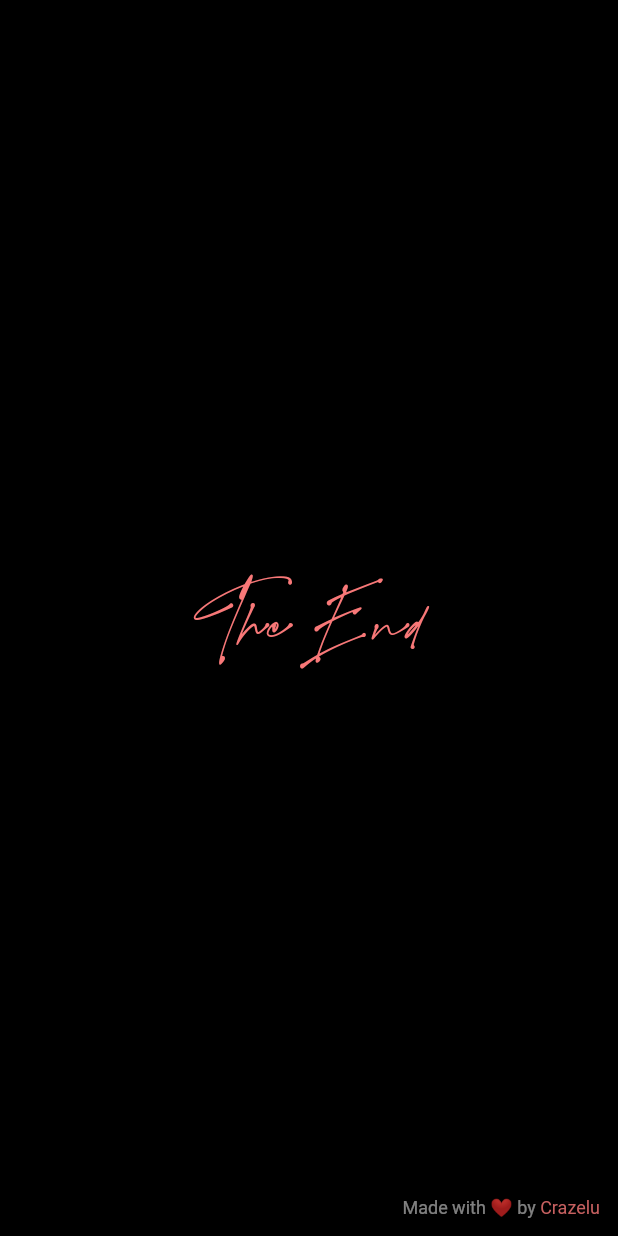
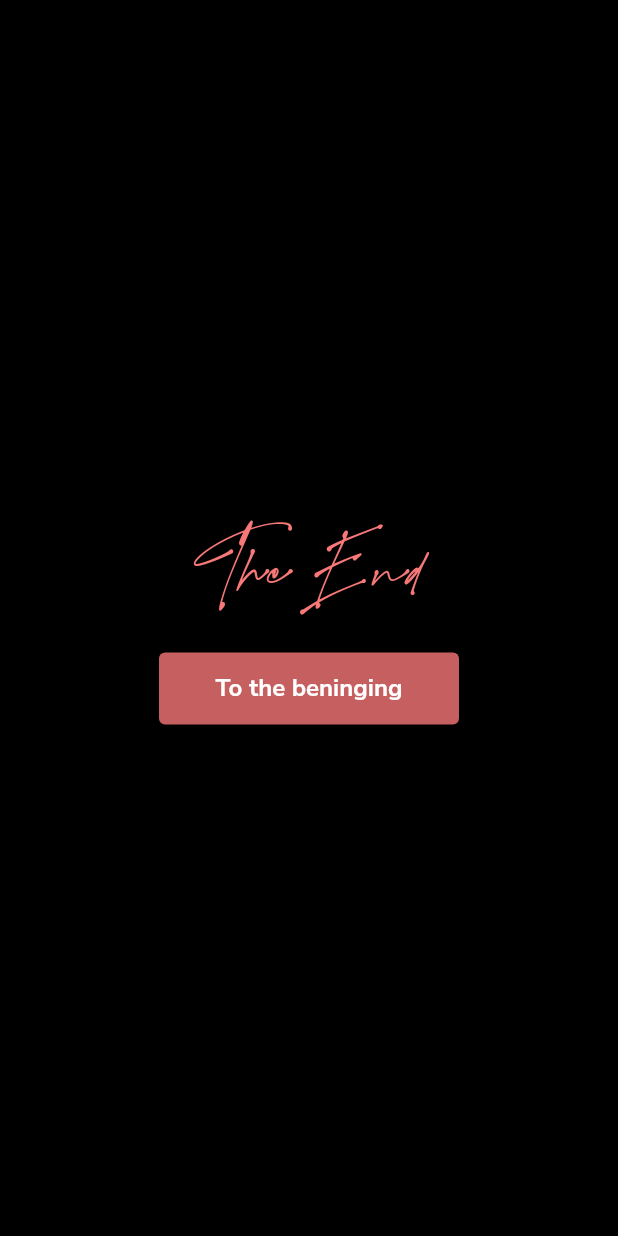
Before and after one commit to Crazelu/anniversary, a Flutter app: the CelebrationPage screen opened directly, on a phone screen of 412 x 824 dp. Run offline on Flutter 3.47's test engine with Material 2 defaults, Android fonts, the phone set to English and light mode, and no system bars; our stand-ins replace animated_text_kit, confetti.

Commit message:
Completes story views

```diff
--- a/lib/celebration_page.dart
+++ b/lib/celebration_page.dart
@@ -1,10 +1,9 @@
 import 'dart:async';
-
 import 'package:confetti/confetti.dart';
 import 'package:flutter/material.dart';
 import 'dart:math' show pi;
 import 'package:ugo/constants.dart';
-import 'package:ugo/widgets/footer.dart';
+import 'package:ugo/home_page.dart';
 
 class CelebrationPage extends StatefulWidget {
   const CelebrationPage({super.key});
@@ -13,29 +12,48 @@ class CelebrationPage extends StatefulWidget {
   State<CelebrationPage> createState() => _CelebrationPageState();
 }
 
-class _CelebrationPageState extends State<CelebrationPage> {
-  late final ConfettiController _controller;
+class _CelebrationPageState extends State<CelebrationPage>
+    with TickerProviderStateMixin {
+  late final ConfettiController _confettiController;
   Timer? _timer;
+
+  late final AnimationController _animationController = AnimationController(
+    vsync: this,
+    duration: const Duration(milliseconds: 300),
+  );
+  late Animation<double> _animation;
 
   @override
   void initState() {
     super.initState();
-    _controller = ConfettiController(duration: const Duration(seconds: 2))
-      ..play();
+    _animation = Tween<double>(begin: 0, end: 1).animate(
+      CurvedAnimation(
+        parent: _animationController,
+        curve: Curves.bounceInOut,
+      ),
+    );
+    _confettiController =
+        ConfettiController(duration: const Duration(seconds: 2))..play();
     Future.delayed(const Duration(milliseconds: 500), () {
-      _controller.play();
+      _confettiController.play();
     });
+    Future.delayed(
+      const Duration(milliseconds: 1200),
+      () {
+        _animationController.forward();
+      },
+    );
   }
 
   @override
   void dispose() {
-    _controller.dispose();
+    _confettiController.dispose();
     _timer?.cancel();
     super.dispose();
   }
 
   /// A custom Path to paint hearts.
-  Path drawHeart(Size size) {
+  Path _drawHeart(Size size) {
     double width = size.width;
     double height = size.height;
 
@@ -58,7 +76,7 @@ class _CelebrationPageState extends State<CelebrationPage> {
           Align(
             alignment: Alignment.topCenter,
             child: ConfettiWidget(
-              confettiController: _controller,
+              confettiController: _confettiController,
               blastDirection: pi / 2,
               emissionFrequency: 0.02,
               numberOfParticles: 30,
@@ -71,13 +89,16 @@ class _CelebrationPageState extends State<CelebrationPage> {
                 Colors.purple
               ],
               minimumSize: const Size(20, 18),
-              maximumSize: const Size(20, 18),
-              createParticlePath: drawHeart,
+              maximumSize: const Size(24, 20),
+              createParticlePath: _drawHeart,
             ),
           ),
-          const Align(
+          Align(
             alignment: Alignment.center,
-            child: Text(
+            child: Column(
+              mainAxisAlignment: MainAxisAlignment.center,
+              children: [
+                const Text(
                   "The End",
                   style: TextStyle(
                     fontFamily: "Southam",
@@ -86,11 +107,30 @@ class _CelebrationPageState extends State<CelebrationPage> {
                     letterSpacing: 3,
                   ),
                 ),
+                const SizedBox(height: 24),
+                ScaleTransition(
+                  scale: _animation,
+                  child: TextButton(
+                    style: TextButton.styleFrom(
+                      backgroundColor: kPrimaryColor.withOpacity(.8),
+                    ),
+                    onPressed: () {
+                      Navigator.of(context).pushReplacement(
+                        MaterialPageRoute(
+                          builder: (_) => const HomePage(),
+                        ),
+                      );
+                    },
+                    child: const Text('To the beninging'),
+                  ),
+                ),
+              ],
+            ),
           ),
           Align(
             alignment: Alignment.bottomCenter,
             child: ConfettiWidget(
-              confettiController: _controller,
+              confettiController: _confettiController,
               blastDirection: -pi / 2,
               emissionFrequency: 0.02,
               numberOfParticles: 30,
@@ -103,14 +143,9 @@ class _CelebrationPageState extends State<CelebrationPage> {
                 Colors.purple
               ],
               minimumSize: const Size(20, 18),
-              maximumSize: const Size(20, 18),
-              createParticlePath: drawHeart,
+              maximumSize: const Size(24, 20),
+              createParticlePath: _drawHeart,
             ),
-          ),
-          const Positioned(
-            bottom: 12,
-            right: 12,
-            child: Footer(),
           ),
         ],
       ),
--- a/lib/home_page.dart
+++ b/lib/home_page.dart
@@ -32,9 +32,8 @@ class _HomePageState extends State<HomePage> with TickerProviderStateMixin {
         _timer?.cancel();
       });
 
-// 21200
       Future.delayed(
-        const Duration(milliseconds: 0),
+        const Duration(milliseconds: 21200),
         () {
           _controller.forward();
         },
--- a/lib/main.dart
+++ b/lib/main.dart
@@ -1,7 +1,6 @@
 import 'package:flutter/material.dart';
 import 'package:ugo/constants.dart';
 import 'package:ugo/home_page.dart';
-import 'package:ugo/story_page.dart';
 
 void main() {
   runApp(const App());
@@ -75,7 +74,7 @@ class App extends StatelessWidget {
           onSurface: Colors.white,
         ),
       ),
-      home: const StoryPage(),
+      home: const HomePage(),
     );
   }
 }
--- a/lib/story_page.dart
+++ b/lib/story_page.dart
@@ -1,6 +1,7 @@
 import 'package:flutter/material.dart';
 import 'package:ugo/celebration_page.dart';
 import 'package:ugo/models/story.dart';
+import 'package:ugo/widgets/footer.dart';
 import 'package:ugo/widgets/story_widget.dart';
 import 'package:ugo/widgets/swipe_indicator.dart';
 import 'package:flutter/gestures.dart';
@@ -57,6 +58,11 @@ class _StoryPageState extends State<StoryPage> {
                 ],
               ),
             ),
+            const Positioned(
+              bottom: 12,
+              right: 12,
+              child: Footer(),
+            ),
             if (!_hideSwipeIndicator)
               const Positioned(
                 bottom: 30,
--- a/lib/widgets/swipe_indicator.dart
+++ b/lib/widgets/swipe_indicator.dart
@@ -71,7 +71,7 @@ class _SwipeIndicatorState extends State<SwipeIndicator>
               color: Colors.white,
             ),
             const Text(
-              "Swipe",
+              "  Swipe",
               style: TextStyle(
                 fontFamily: "Mono",
                 fontSize: 12,
```
Also changed, not shown: lib/models/story.dart (+313 -16 lines), lib/widgets/story_widget.dart (+8 -4 lines), images/img8.png (deleted), 1 other file. Lines whose indentation alone changed are shown as unchanged.
